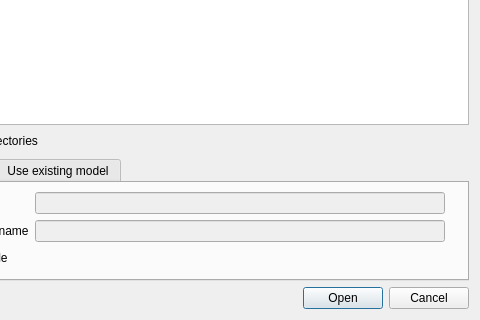
Above: widgets/CustomDirectoryDialog.ui from dmacri/OOpenCal-Viewer before the change; both pictures show x 120 to 600 and y 480 to 800 of the 600 by 800 pixel window. Below: the same form after it.
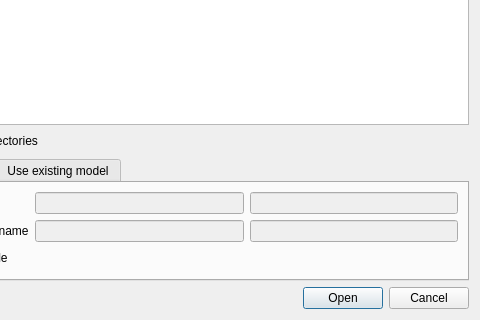
That is the form after the change.

Commit message: Replaced QLabel with line edit

What changed in the file:
```diff
--- a/widgets/CustomDirectoryDialog.ui
+++ b/widgets/CustomDirectoryDialog.ui
@@ -95,17 +95,17 @@
          </property>
         </widget>
        </item>
-       <item row="0" column="2">
-        <widget class="QLabel" name="modelSourceDateTimeEdit">
-         <property name="text">
-          <string notr="true"/>
-         </property>
-        </widget>
-       </item>
        <item row="1" column="2">
-        <widget class="QLabel" name="compiledModuleDateTimeEdit">
-         <property name="text">
-          <string notr="true"/>
+        <widget class="QLineEdit" name="compiledModuleTimeLineEdit">
+         <property name="enabled">
+          <bool>false</bool>
+         </property>
+        </widget>
+       </item>
+       <item row="0" column="2">
+        <widget class="QLineEdit" name="modelSourceModificationTimeLineEdit">
+         <property name="enabled">
+          <bool>false</bool>
          </property>
         </widget>
        </item>
```
Left out of the diff: 28 changed lines with no effect on the pictures. The commit also changes 1 other file.
